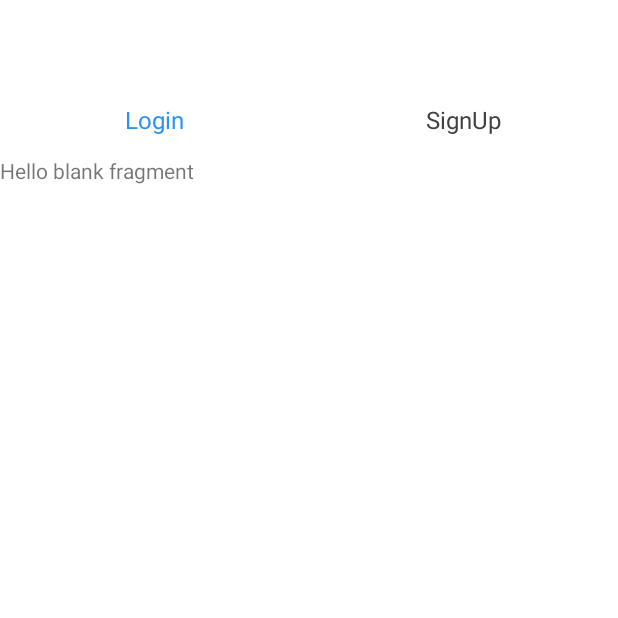
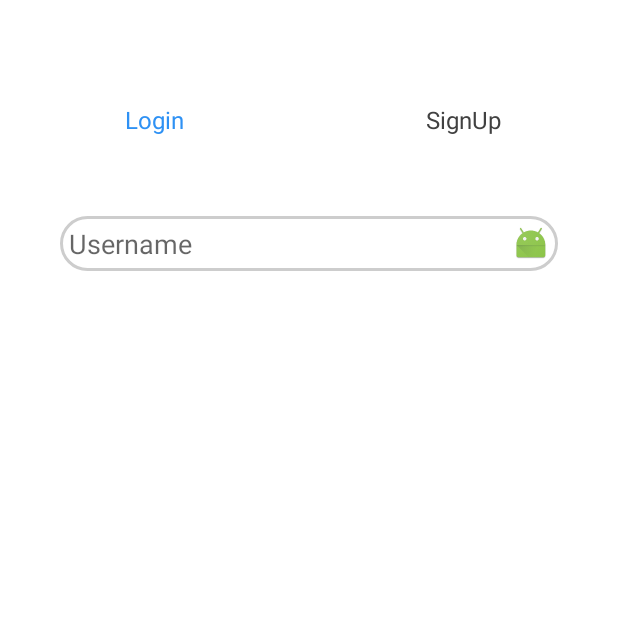
Before and after one commit to Area51TrainingCenter/Android-Group-35, an Android app: the screen it shows after launch (LoginActivity), on a phone screen of 412 x 824 dp, the top half of it. Run offline under Robolectric (Android 15) with nearby library versions, the phone set to English and light mode, and no system bars; our stand-ins replace data binding; libraries missing offline, so code that uses them is left out: com.facebook.drawee; 1 statement that could not run was skipped.

Commit message:
add shape

```diff
--- /dev/null
+++ b/modulo02/SocialApp/app/src/main/res/drawable/login_edittext_background.xml
@@ -0,0 +1,11 @@
+<?xml version="1.0" encoding="utf-8"?>
+<shape xmlns:android="http://schemas.android.com/apk/res/android"
+    android:shape="rectangle">
+
+    <stroke
+        android:width="2dp"
+        android:color="#CDCDCD" />
+
+    <corners android:radius="20dp" />
+
+</shape>
--- a/modulo02/SocialApp/app/src/main/res/layout/fragment_login.xml
+++ b/modulo02/SocialApp/app/src/main/res/layout/fragment_login.xml
@@ -1,13 +1,31 @@
-<FrameLayout xmlns:android="http://schemas.android.com/apk/res/android"
+<LinearLayout xmlns:android="http://schemas.android.com/apk/res/android"
     xmlns:tools="http://schemas.android.com/tools"
     android:layout_width="match_parent"
     android:layout_height="match_parent"
-    tools:context="pe.area51.socialapp.screens.login.view.LoginFragment">
+    android:orientation="vertical"
+    android:padding="40dp">
 
-    <!-- TODO: Update blank fragment layout -->
-    <TextView
+    <LinearLayout
+        android:background="@drawable/login_edittext_background"
         android:layout_width="match_parent"
-        android:layout_height="match_parent"
-        android:text="@string/hello_blank_fragment" />
+        android:layout_height="wrap_content"
+        android:gravity="center_vertical"
+        android:orientation="horizontal"
+        android:padding="6dp">
 
-</FrameLayout>
+        <EditText
+            android:layout_width="match_parent"
+            android:layout_height="wrap_content"
+            android:layout_weight="1"
+            android:background="@android:color/transparent"
+            android:hint="@string/login_edittext_user" />
+
+        <ImageView
+            android:layout_width="24dp"
+            android:layout_height="24dp"
+            android:src="@mipmap/ic_launcher" />
+
+    </LinearLayout>
+
+
+</LinearLayout>
```
